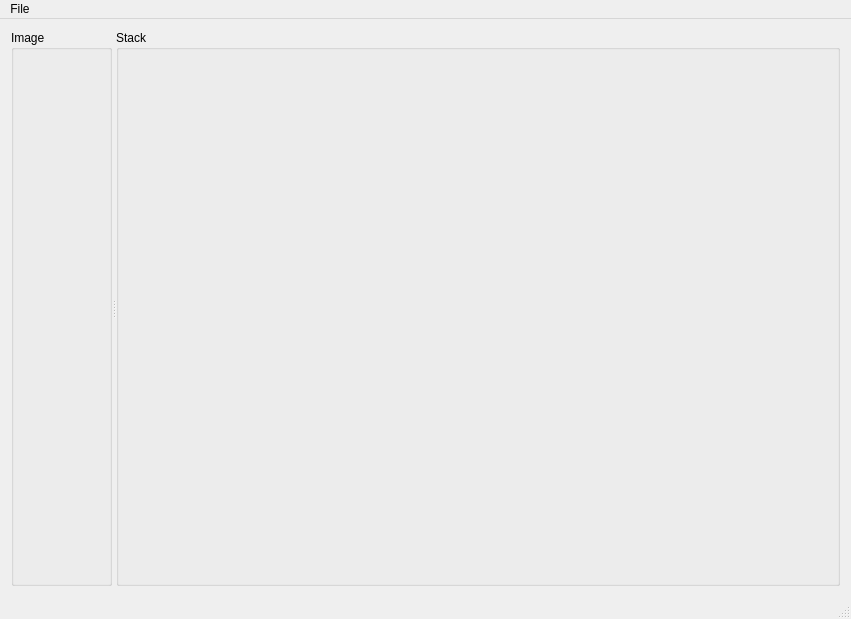
giordi91/parallel_image, file src/ui/forms/base_window.ui: the form before one commit.
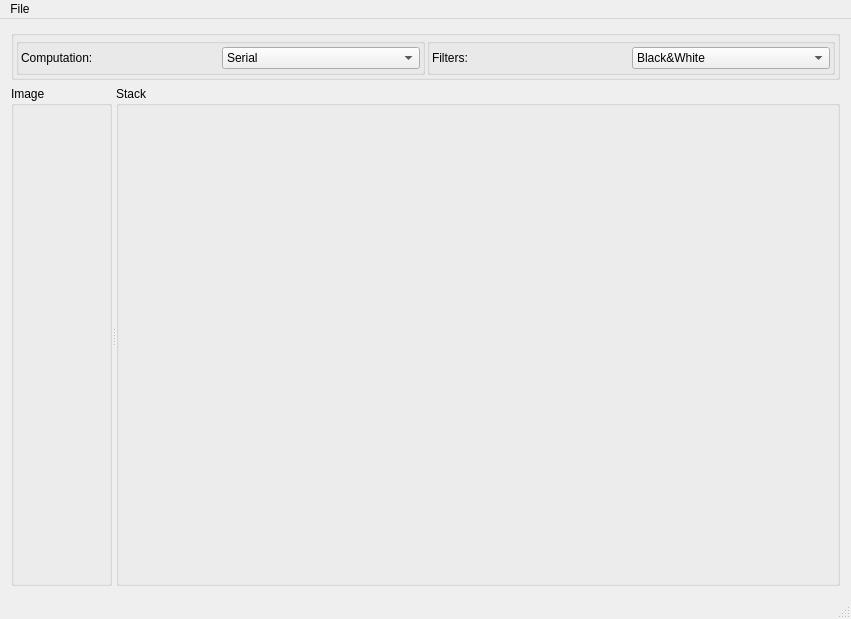
The form after the commit. Custom widgets are drawn as their Qt base class.

Commit message: modified style for combo box added computation and filter widgets

The edit to the form file:
```diff
--- a/src/ui/forms/base_window.ui
+++ b/src/ui/forms/base_window.ui
@@ -14,9 +14,15 @@
    <string>MainWindow</string>
   </property>
   <widget class="QWidget" name="centralWidget">
-   <layout class="QHBoxLayout" name="horizontalLayout">
-    <item>
+   <layout class="QGridLayout" name="gridLayout">
+    <item row="1" column="0">
      <widget class="QSplitter" name="splitter">
+      <property name="sizePolicy">
+       <sizepolicy hsizetype="Expanding" vsizetype="Expanding">
+        <horstretch>0</horstretch>
+        <verstretch>0</verstretch>
+       </sizepolicy>
+      </property>
       <property name="orientation">
        <enum>Qt::Horizontal</enum>
       </property>
@@ -55,6 +61,147 @@
       </widget>
      </widget>
     </item>
+    <item row="0" column="0">
+     <widget class="QGroupBox" name="groupBox">
+      <property name="sizePolicy">
+       <sizepolicy hsizetype="Preferred" vsizetype="Minimum">
+        <horstretch>0</horstretch>
+        <verstretch>0</verstretch>
+       </sizepolicy>
+      </property>
+      <property name="minimumSize">
+       <size>
+        <width>0</width>
+        <height>50</height>
+       </size>
+      </property>
+      <property name="title">
+       <string/>
+      </property>
+      <layout class="QHBoxLayout" name="horizontalLayout">
+       <property name="spacing">
+        <number>2</number>
+       </property>
+       <property name="leftMargin">
+        <number>2</number>
+       </property>
+       <property name="topMargin">
+        <number>2</number>
+       </property>
+       <property name="rightMargin">
+        <number>2</number>
+       </property>
+       <property name="bottomMargin">
+        <number>2</number>
+       </property>
+       <item>
+        <widget class="QGroupBox" name="groupBox_2">
+         <property name="title">
+          <string/>
+         </property>
+         <layout class="QHBoxLayout" name="horizontalLayout_2">
+          <property name="spacing">
+           <number>2</number>
+          </property>
+          <property name="leftMargin">
+           <number>2</number>
+          </property>
+          <property name="topMargin">
+           <number>2</number>
+          </property>
+          <property name="rightMargin">
+           <number>2</number>
+          </property>
+          <property name="bottomMargin">
+           <number>2</number>
+          </property>
+          <item>
+           <widget class="QLabel" name="label">
+            <property name="text">
+             <string>Computation:</string>
+            </property>
+           </widget>
+          </item>
+          <item>
+           <widget class="QComboBox" name="comboBox">
+            <item>
+             <property name="text">
+              <string>Serial</string>
+             </property>
+            </item>
+            <item>
+             <property name="text">
+              <string>TBB</string>
+             </property>
+            </item>
+            <item>
+             <property name="text">
+              <string>CUDA</string>
+             </property>
+            </item>
+           </widget>
+          </item>
+         </layout>
+        </widget>
+       </item>
+       <item>
+        <widget class="QGroupBox" name="groupBox_3">
+         <property name="title">
+          <string/>
+         </property>
+         <layout class="QHBoxLayout" name="horizontalLayout_3">
+          <property name="spacing">
+           <number>2</number>
+          </property>
+          <property name="leftMargin">
+           <number>2</number>
+          </property>
+          <property name="topMargin">
+           <number>2</number>
+          </property>
+          <property name="rightMargin">
+           <number>2</number>
+          </property>
+          <property name="bottomMargin">
+           <number>2</number>
+          </property>
+          <item>
+           <widget class="QLabel" name="label_2">
+            <property name="text">
+             <string>Filters:</string>
+            </property>
+           </widget>
+          </item>
+          <item>
+           <widget class="QComboBox" name="comboBox_2">
+            <item>
+             <property name="text">
+              <string>Black&amp;White</string>
+             </property>
+            </item>
+            <item>
+             <property name="text">
+              <string>Edge detection</string>
+             </property>
+            </item>
+            <item>
+             <property name="text">
+              <string>Gaussian blur</string>
+             </property>
+            </item>
+            <item>
+             <property name="text">
+              <string>Sharpen</string>
+             </property>
+            </item>
+           </widget>
+          </item>
+         </layout>
+        </widget>
+       </item>
+      </layout>
+     </widget>
+    </item>
    </layout>
   </widget>
   <widget class="QMenuBar" name="menuBar">
```
The commit also changes 4 other files.
